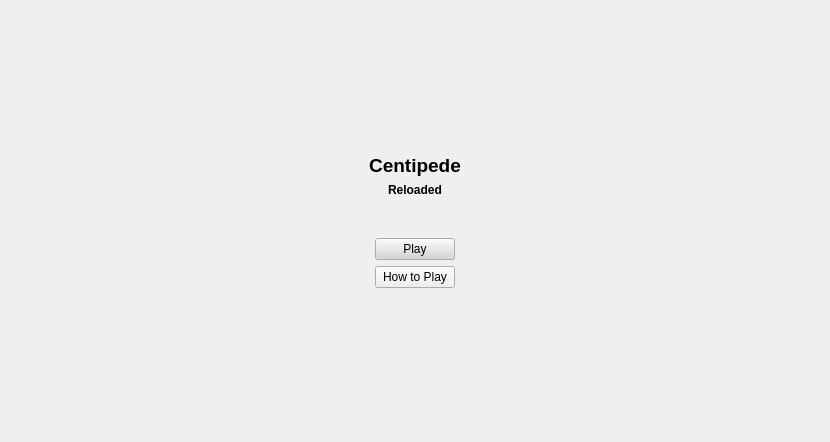
Above: CentipedeReloaded/widget.ui from Poulouc/Retro_Centipede before the change. Below: the same form after it.
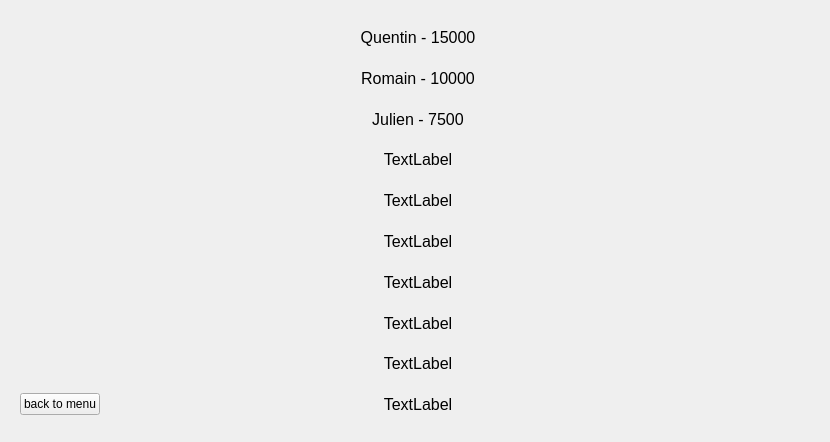
That is the form after the change. The open tabs and pages were chosen to show the change.

Commit message: [Add] Création de l'interface du leaderboard + création de la classe leaderboard et définition de ses méthodes

```diff
--- a/CentipedeReloaded/widget.ui
+++ b/CentipedeReloaded/widget.ui
@@ -218,38 +218,6 @@
            </property>
           </widget>
          </item>
-         <item row="4" column="1">
-          <spacer name="verticalSpacer">
-           <property name="orientation">
-            <enum>Qt::Vertical</enum>
-           </property>
-           <property name="sizeType">
-            <enum>QSizePolicy::Expanding</enum>
-           </property>
-           <property name="sizeHint" stdset="0">
-            <size>
-             <width>0</width>
-             <height>100</height>
-            </size>
-           </property>
-          </spacer>
-         </item>
-         <item row="7" column="1">
-          <spacer name="verticalSpacer_2">
-           <property name="orientation">
-            <enum>Qt::Vertical</enum>
-           </property>
-           <property name="sizeType">
-            <enum>QSizePolicy::Expanding</enum>
-           </property>
-           <property name="sizeHint" stdset="0">
-            <size>
-             <width>0</width>
-             <height>200</height>
-            </size>
-           </property>
-          </spacer>
-         </item>
          <item row="6" column="1">
           <widget class="QPushButton" name="buttonHowToPlay">
            <property name="text">
@@ -283,6 +251,116 @@
            </property>
           </spacer>
          </item>
+         <item row="4" column="1">
+          <spacer name="verticalSpacer">
+           <property name="orientation">
+            <enum>Qt::Vertical</enum>
+           </property>
+           <property name="sizeType">
+            <enum>QSizePolicy::Expanding</enum>
+           </property>
+           <property name="sizeHint" stdset="0">
+            <size>
+             <width>0</width>
+             <height>100</height>
+            </size>
+           </property>
+          </spacer>
+         </item>
+         <item row="3" column="0" colspan="3">
+          <widget class="QLabel" name="label_2">
+           <property name="sizePolicy">
+            <sizepolicy hsizetype="Expanding" vsizetype="Fixed">
+             <horstretch>0</horstretch>
+             <verstretch>0</verstretch>
+            </sizepolicy>
+           </property>
+           <property name="font">
+            <font>
+             <bold>true</bold>
+            </font>
+           </property>
+           <property name="text">
+            <string>Reloaded</string>
+           </property>
+           <property name="alignment">
+            <set>Qt::AlignHCenter|Qt::AlignTop</set>
+           </property>
+          </widget>
+         </item>
+         <item row="1" column="0" colspan="3">
+          <widget class="QLabel" name="label">
+           <property name="sizePolicy">
+            <sizepolicy hsizetype="Expanding" vsizetype="Fixed">
+             <horstretch>0</horstretch>
+             <verstretch>0</verstretch>
+            </sizepolicy>
+           </property>
+           <property name="minimumSize">
+            <size>
+             <width>0</width>
+             <height>0</height>
+            </size>
+           </property>
+           <property name="sizeIncrement">
+            <size>
+             <width>0</width>
+             <height>0</height>
+            </size>
+           </property>
+           <property name="font">
+            <font>
+             <pointsize>14</pointsize>
+             <bold>true</bold>
+            </font>
+           </property>
+           <property name="text">
+            <string>Centipede</string>
+           </property>
+           <property name="textFormat">
+            <enum>Qt::AutoText</enum>
+           </property>
+           <property name="alignment">
+            <set>Qt::AlignCenter</set>
+           </property>
+          </widget>
+         </item>
+         <item row="0" column="0" colspan="3">
+          <spacer name="verticalSpacer_3">
+           <property name="orientation">
+            <enum>Qt::Vertical</enum>
+           </property>
+           <property name="sizeHint" stdset="0">
+            <size>
+             <width>0</width>
+             <height>200</height>
+            </size>
+           </property>
+          </spacer>
+         </item>
+         <item row="8" column="1">
+          <spacer name="verticalSpacer_2">
+           <property name="orientation">
+            <enum>Qt::Vertical</enum>
+           </property>
+           <property name="sizeType">
+            <enum>QSizePolicy::Expanding</enum>
+           </property>
+           <property name="sizeHint" stdset="0">
+            <size>
+             <width>0</width>
+             <height>200</height>
+            </size>
+           </property>
+          </spacer>
+         </item>
+         <item row="7" column="1">
+          <widget class="QPushButton" name="leaderboardButton">
+           <property name="text">
+            <string>Leaderboard</string>
+           </property>
+          </widget>
+         </item>
         </layout>
        </item>
       </layout>
@@ -570,6 +648,273 @@
        </layout>
       </widget>
      </widget>
+     <widget class="QWidget" name="page_leaderboard">
+      <layout class="QGridLayout" name="gridLayout_12">
+       <item row="0" column="0">
+        <layout class="QGridLayout" name="gridLayout_11">
+         <item row="9" column="1">
+          <spacer name="horizontalSpacer_10">
+           <property name="orientation">
+            <enum>Qt::Horizontal</enum>
+           </property>
+           <property name="sizeHint" stdset="0">
+            <size>
+             <width>40</width>
+             <height>20</height>
+            </size>
+           </property>
+          </spacer>
+         </item>
+         <item row="2" column="2">
+          <widget class="QLabel" name="position_3">
+           <property name="sizePolicy">
+            <sizepolicy hsizetype="Expanding" vsizetype="Expanding">
+             <horstretch>0</horstretch>
+             <verstretch>0</verstretch>
+            </sizepolicy>
+           </property>
+           <property name="font">
+            <font>
+             <pointsize>12</pointsize>
+            </font>
+           </property>
+           <property name="text">
+            <string>Julien - 7500</string>
+           </property>
+           <property name="alignment">
+            <set>Qt::AlignCenter</set>
+           </property>
+          </widget>
+         </item>
+         <item row="0" column="0" rowspan="9" colspan="2">
+          <spacer name="horizontalSpacer_12">
+           <property name="orientation">
+            <enum>Qt::Horizontal</enum>
+           </property>
+           <property name="sizeHint" stdset="0">
+            <size>
+             <width>300</width>
+             <height>20</height>
+            </size>
+           </property>
+          </spacer>
+         </item>
+         <item row="0" column="2">
+          <widget class="QLabel" name="position_1">
+           <property name="sizePolicy">
+            <sizepolicy hsizetype="Expanding" vsizetype="Expanding">
+             <horstretch>0</horstretch>
+             <verstretch>0</verstretch>
+            </sizepolicy>
+           </property>
+           <property name="font">
+            <font>
+             <pointsize>12</pointsize>
+            </font>
+           </property>
+           <property name="autoFillBackground">
+            <bool>false</bool>
+           </property>
+           <property name="text">
+            <string>Quentin - 15000</string>
+           </property>
+           <property name="alignment">
+            <set>Qt::AlignCenter</set>
+           </property>
+          </widget>
+         </item>
+         <item row="6" column="2">
+          <widget class="QLabel" name="position_7">
+           <property name="sizePolicy">
+            <sizepolicy hsizetype="Expanding" vsizetype="Expanding">
+             <horstretch>0</horstretch>
+             <verstretch>0</verstretch>
+            </sizepolicy>
+           </property>
+           <property name="font">
+            <font>
+             <pointsize>12</pointsize>
+            </font>
+           </property>
+           <property name="text">
+            <string>TextLabel</string>
+           </property>
+           <property name="alignment">
+            <set>Qt::AlignCenter</set>
+           </property>
+          </widget>
+         </item>
+         <item row="9" column="0">
+          <widget class="QPushButton" name="backToMenu">
+           <property name="text">
+            <string>back to menu</string>
+           </property>
+          </widget>
+         </item>
+         <item row="5" column="2">
+          <widget class="QLabel" name="position_6">
+           <property name="sizePolicy">
+            <sizepolicy hsizetype="Expanding" vsizetype="Expanding">
+             <horstretch>0</horstretch>
+             <verstretch>0</verstretch>
+            </sizepolicy>
+           </property>
+           <property name="font">
+            <font>
+             <pointsize>12</pointsize>
+            </font>
+           </property>
+           <property name="text">
+            <string>TextLabel</string>
+           </property>
+           <property name="alignment">
+            <set>Qt::AlignCenter</set>
+           </property>
+          </widget>
+         </item>
+         <item row="7" column="2">
+          <widget class="QLabel" name="position_8">
+           <property name="sizePolicy">
+            <sizepolicy hsizetype="Expanding" vsizetype="Expanding">
+             <horstretch>0</horstretch>
+             <verstretch>0</verstretch>
+            </sizepolicy>
+           </property>
+           <property name="font">
+            <font>
+             <pointsize>12</pointsize>
+            </font>
+           </property>
+           <property name="text">
+            <string>TextLabel</string>
+           </property>
+           <property name="alignment">
+            <set>Qt::AlignCenter</set>
+           </property>
+          </widget>
+         </item>
+         <item row="4" column="2">
+          <widget class="QLabel" name="position_5">
+           <property name="sizePolicy">
+            <sizepolicy hsizetype="Expanding" vsizetype="Expanding">
+             <horstretch>0</horstretch>
+             <verstretch>0</verstretch>
+            </sizepolicy>
+           </property>
+           <property name="font">
+            <font>
+             <pointsize>12</pointsize>
+            </font>
+           </property>
+           <property name="text">
+            <string>TextLabel</string>
+           </property>
+           <property name="alignment">
+            <set>Qt::AlignCenter</set>
+           </property>
+          </widget>
+         </item>
+         <item row="8" column="2">
+          <widget class="QLabel" name="position_9">
+           <property name="sizePolicy">
+            <sizepolicy hsizetype="Expanding" vsizetype="Expanding">
+             <horstretch>0</horstretch>
+             <verstretch>0</verstretch>
+            </sizepolicy>
+           </property>
+           <property name="font">
+            <font>
+             <pointsize>12</pointsize>
+            </font>
+           </property>
+           <property name="text">
+            <string>TextLabel</string>
+           </property>
+           <property name="alignment">
+            <set>Qt::AlignCenter</set>
+           </property>
+          </widget>
+         </item>
+         <item row="9" column="2">
+          <widget class="QLabel" name="position_10">
+           <property name="sizePolicy">
+            <sizepolicy hsizetype="Expanding" vsizetype="Expanding">
+             <horstretch>0</horstretch>
+             <verstretch>0</verstretch>
+            </sizepolicy>
+           </property>
+           <property name="font">
+            <font>
+             <pointsize>12</pointsize>
+            </font>
+           </property>
+           <property name="text">
+            <string>TextLabel</string>
+           </property>
+           <property name="alignment">
+            <set>Qt::AlignCenter</set>
+           </property>
+          </widget>
+         </item>
+         <item row="3" column="2">
+          <widget class="QLabel" name="position_4">
+           <property name="sizePolicy">
+            <sizepolicy hsizetype="Expanding" vsizetype="Expanding">
+             <horstretch>0</horstretch>
+             <verstretch>0</verstretch>
+            </sizepolicy>
+           </property>
+           <property name="font">
+            <font>
+             <pointsize>12</pointsize>
+            </font>
+           </property>
+           <property name="text">
+            <string>TextLabel</string>
+           </property>
+           <property name="alignment">
+            <set>Qt::AlignCenter</set>
+           </property>
+          </widget>
+         </item>
+         <item row="1" column="2">
+          <widget class="QLabel" name="position_2">
+           <property name="sizePolicy">
+            <sizepolicy hsizetype="Expanding" vsizetype="Expanding">
+             <horstretch>0</horstretch>
+             <verstretch>0</verstretch>
+            </sizepolicy>
+           </property>
+           <property name="font">
+            <font>
+             <pointsize>12</pointsize>
+            </font>
+           </property>
+           <property name="text">
+            <string>Romain - 10000</string>
+           </property>
+           <property name="alignment">
+            <set>Qt::AlignCenter</set>
+           </property>
+          </widget>
+         </item>
+         <item row="0" column="3" rowspan="10">
+          <spacer name="horizontalSpacer_11">
+           <property name="orientation">
+            <enum>Qt::Horizontal</enum>
+           </property>
+           <property name="sizeHint" stdset="0">
+            <size>
+             <width>300</width>
+             <height>20</height>
+            </size>
+           </property>
+          </spacer>
+         </item>
+        </layout>
+       </item>
+      </layout>
+     </widget>
     </widget>
    </item>
   </layout>
```
Left out of the diff: 107 changed lines with no effect on the pictures. The commit also changes 4 other files.
